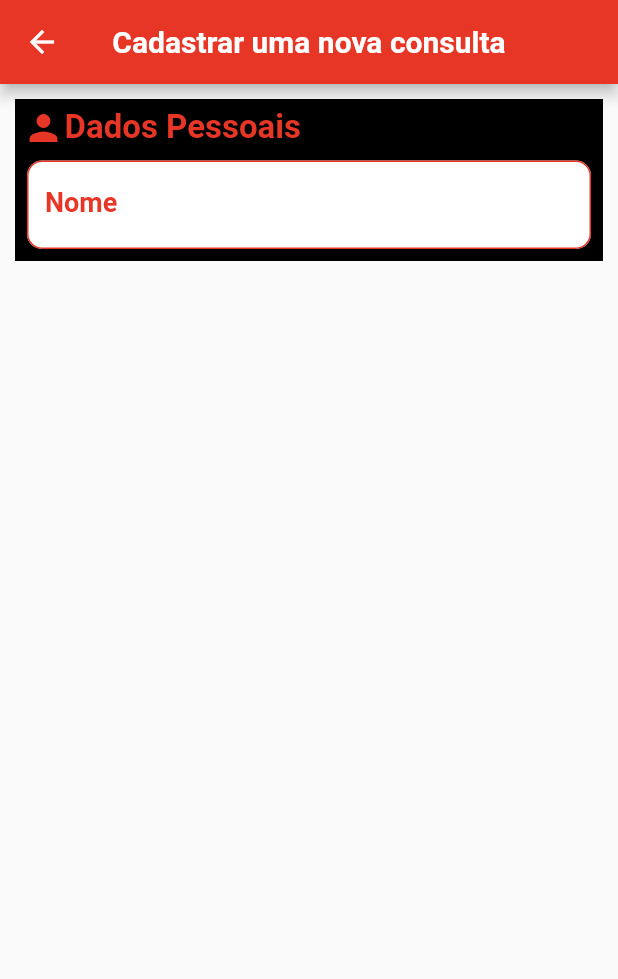
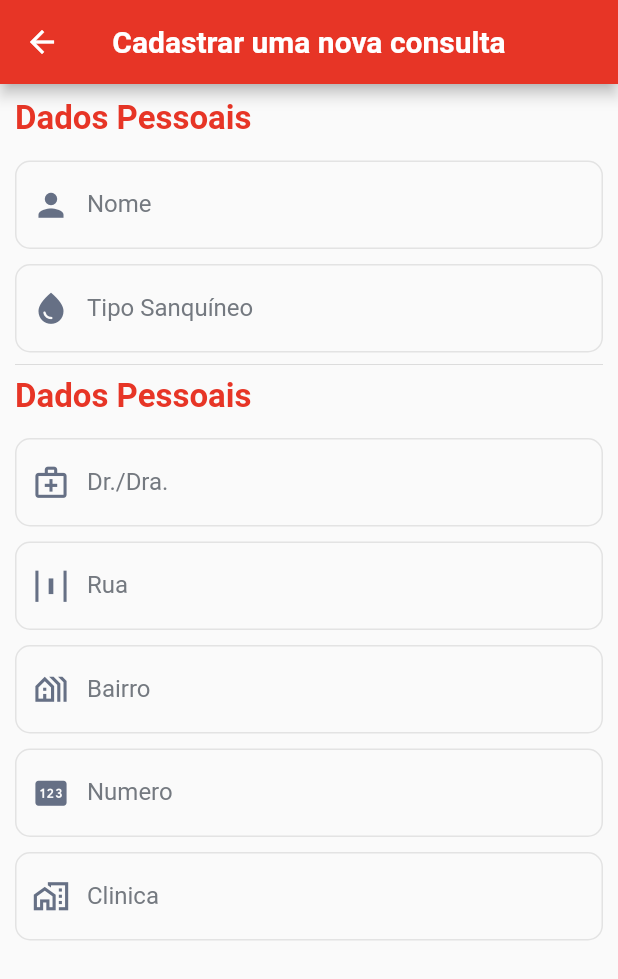
Before and after one commit to Zi0Li/MOBILE-Blood-Bank, a Flutter app: the screen it shows after launch, after a tap on "Doar", on a phone screen of 412 x 824 dp. Shown: the top 979 px of the screen. Run offline on Flutter 3.47's test engine with Material 2 defaults, Android fonts, the phone set to English and light mode, and no system bars; our stand-ins replace flutter_svg, sqflite; accounts and stored records are empty.

Commit message:
DonateForm part1

```diff
--- a/lib/pages/donate.dart
+++ /dev/null
@@ -1,88 +0,0 @@
-import 'package:flutter/material.dart';
-
-class DonatePage extends StatefulWidget {
-  const DonatePage({super.key});
-
-  @override
-  State<DonatePage> createState() => _DonatePageState();
-}
-
-class _DonatePageState extends State<DonatePage> {
-  TextEditingController controller = TextEditingController();
-
-  @override
-  Widget build(BuildContext context) {
-    return Scaffold(
-      appBar: AppBar(
-        backgroundColor: Color.fromRGBO(231, 53, 38, 1),
-        title: Text(
-          'Cadastrar uma nova consulta',
-          style: TextStyle(color: Colors.white, fontWeight: FontWeight.bold),
-        ),
-        centerTitle: true,
-      ),
-      body: Padding(
-        padding: const EdgeInsets.all(10),
-        child: Column(children: [_card()]),
-      ),
-    );
-  }
-
-  Widget _TextField() {
-    return Padding(
-      padding: const EdgeInsets.all(8.0),
-      child: TextField(
-        decoration: InputDecoration(
-          filled: true,
-          fillColor: Colors.white,
-          label: Text(
-            'Nome',
-            style: TextStyle(
-                color: Color.fromRGBO(231, 53, 38, 1),
-                fontWeight: FontWeight.bold,
-                fontSize: 18),
-          ),
-          enabledBorder: OutlineInputBorder(
-            borderSide:
-                BorderSide(width: 1, color: Color.fromRGBO(231, 53, 38, 1)),
-            borderRadius: BorderRadius.circular(10),
-          ),
-          focusedBorder: UnderlineInputBorder(
-            borderSide:
-                BorderSide(width: 1, color: Color.fromRGBO(231, 53, 38, 1)),
-            borderRadius: BorderRadius.circular(10),
-          ),
-        ),
-      ),
-    );
-  }
-
-  Widget _card() {
-    return Container(
-      decoration:
-          BoxDecoration(boxShadow: const [BoxShadow(color: Colors.black)]),
-      child: Column(children: [
-        Padding(
-          padding: const EdgeInsets.fromLTRB(5, 5, 5, 0),
-          child: Row(
-            children: const [
-              Icon(
-                Icons.person,
-                color: Color.fromRGBO(231, 53, 38, 1),
-                size: 28,
-              ),
-              Text(
-                'Dados Pessoais',
-                style: TextStyle(
-                    color: Color.fromRGBO(231, 53, 38, 1),
-                    fontSize: 22,
-                    fontWeight: FontWeight.bold),
-              ),
-            ],
-          ),
-        ),
-        _TextField()
-      ]),
-    );
-  }
-}
--- /dev/null
+++ b/lib/pages/donateForm.dart
@@ -0,0 +1,106 @@
+import 'package:flutter/material.dart';
+
+class DonateFormPage extends StatefulWidget {
+  const DonateFormPage({super.key});
+
+  @override
+  State<DonateFormPage> createState() => _DonateFormPageState();
+}
+
+class _DonateFormPageState extends State<DonateFormPage> {
+  final TextEditingController _userController = TextEditingController();
+  final TextEditingController _bloodController = TextEditingController();
+  final TextEditingController _doctorController = TextEditingController();
+  final TextEditingController _streetController = TextEditingController();
+  final TextEditingController _districtController = TextEditingController();
+  final TextEditingController _numberController = TextEditingController();
+  final TextEditingController _clinicController = TextEditingController();
+
+  @override
+  Widget build(BuildContext context) {
+    return Scaffold(
+      appBar: AppBar(
+        backgroundColor: Color.fromRGBO(231, 53, 38, 1),
+        title: Text(
+          'Cadastrar uma nova consulta',
+          style: TextStyle(color: Colors.white, fontWeight: FontWeight.bold),
+        ),
+        centerTitle: true,
+      ),
+      body: Padding(
+        padding: const EdgeInsets.all(10),
+        child: Column(
+          crossAxisAlignment: CrossAxisAlignment.start,
+          children: [
+            Text(
+              'Dados Pessoais',
+              style: TextStyle(
+                  color: Color.fromRGBO(231, 53, 38, 1),
+                  fontSize: 22,
+                  fontWeight: FontWeight.bold),
+            ),
+            SizedBox(height:15),
+            _textField('Nome', Icons.person, _userController),
+            SizedBox(height:10),
+            _textField('Tipo Sanquíneo', Icons.water_drop, _bloodController),
+            Divider(),
+            Text(
+              'Dados Pessoais',
+              style: TextStyle(
+                  color: Color.fromRGBO(231, 53, 38, 1),
+                  fontSize: 22,
+                  fontWeight: FontWeight.bold),
+            ),
+            SizedBox(height:15),
+            _textField('Dr./Dra.', Icons.medical_services_outlined, _doctorController),
+            SizedBox(height: 10,),
+            _textField('Rua', Icons.horizontal_distribute, _streetController),
+            SizedBox(height: 10,),
+            _textField('Bairro', Icons.holiday_village_outlined , _districtController),
+            SizedBox(height: 10,),
+            _textField('Numero', Icons.pin , _numberController, type: TextInputType.number),
+            SizedBox(height: 10,),
+            _textField('Clinica', Icons.home_work_outlined , _clinicController),
+          ],
+        ),
+      ),
+    );
+  }
+
+  Widget _textField(
+      String _label, IconData _icon, TextEditingController _controller,
+      {TextInputType? type, String suffix = '', bool obscureText = false}) {
+    return TextField(
+      controller: _controller,
+      keyboardType: type,
+      obscureText: obscureText,
+      decoration: InputDecoration(
+        labelText: _label,
+        labelStyle: TextStyle(color: Color.fromRGBO(116, 121, 128, 1)),
+        prefixIcon: Icon(
+          _icon,
+          color: Color.fromRGBO(102, 112, 133, 1),
+          size: 25,
+        ),
+        suffixIcon: Icon(
+          Icons.remove_red_eye_outlined,
+          color: suffix == ''
+              ? Colors.transparent
+              : Color.fromRGBO(102, 112, 133, 1),
+        ),
+        enabledBorder: OutlineInputBorder(
+          borderSide: BorderSide(color: Color.fromRGBO(227, 227, 227, 1)),
+          borderRadius: BorderRadius.all(
+            Radius.circular(10),
+          ),
+        ),
+        focusedBorder: OutlineInputBorder(
+          borderSide: BorderSide(color: Color.fromRGBO(227, 227, 227, 1)),
+          borderRadius: BorderRadius.all(
+            Radius.circular(10),
+          ),
+        ),
+      ),
+    );
+  }
+}
--- a/lib/pages/home.dart
+++ b/lib/pages/home.dart
@@ -1,5 +1,5 @@
 import 'package:blood_bank/controllers/donateController.dart';
-import 'package:blood_bank/pages/donate.dart';
+import 'package:blood_bank/pages/donateForm.dart';
 import 'package:blood_bank/pages/guide.dart';
 import 'package:blood_bank/pages/login.dart';
 import 'package:blood_bank/pages/news.dart';
@@ -19,7 +19,6 @@ class HomePage extends StatefulWidget {
 }
 
 class _HomePageState extends State<HomePage> {
-
   DonateController controller = DonateController();
   List<dynamic> donates = [];
 
@@ -36,7 +35,7 @@ class _HomePageState extends State<HomePage> {
     // controller.saveDonate(d);
     //controller.deleteAll();
     //controller.deleteDonate(1);
-    controller.getAllDonate().then((value){
+    controller.getAllDonate().then((value) {
       donates = value;
       print(donates);
       controller.deleteDonate(1);
@@ -48,8 +47,6 @@ class _HomePageState extends State<HomePage> {
     //   print(donates[1].id);
     // });
   }
-
-
 
   @override
   Widget build(BuildContext context) {
@@ -65,15 +62,17 @@ class _HomePageState extends State<HomePage> {
             children: [
               Row(
                 children: [
-                  Button('Histórico', 'icons/Notes.svg', LoginPage()),
+                  Flexible(
+                      child:
+                          Button('Histórico', 'icons/Notes.svg', LoginPage())),
                   SizedBox(
                     width: 25,
                   ),
-                  Button('Doar', 'icons/Syringe.svg', DonatePage()),
+                  Flexible(child: Button('Doar', 'icons/Syringe.svg', DonateFormPage())),
                   SizedBox(
                     width: 25,
                   ),
-                  Button('Guia', 'icons/Book.svg', GuidePage()),
+                  Flexible(child: Button('Guia', 'icons/Book.svg', GuidePage())),
                 ],
               ),
               SizedBox(
@@ -81,35 +80,26 @@ class _HomePageState extends State<HomePage> {
               ),
               Row(
                 children: [
-                  Button('Config.', 'icons/Setting.svg', LoginPage()),
+                  Flexible(child: Button('Config.', 'icons/Setting.svg', LoginPage())),
                   SizedBox(
                     width: 25,
                   ),
-                  Button(
-                      'Notícias', 'icons/Notification_Status.svg', NewsPage()),
+                  Flexible(
+                    child: Button(
+                        'Notícias', 'icons/Notification_Status.svg', NewsPage()),
+                  ),
                   SizedBox(
                     width: 25,
                   ),
-                  Button('Créditos', 'icons/2profile.svg', LoginPage()),
+                  Flexible(child: Button('Créditos', 'icons/2profile.svg', LoginPage())),
                 ],
               ),
               SizedBox(
-                height: 28,
+                height: 10,
               ),
-              Container(
-                width: 352,
-                decoration: ShapeDecoration(
-                  shape: RoundedRectangleBorder(
-                    side: BorderSide(
-                      width: 1,
-                      strokeAlign: BorderSide.strokeAlignCenter,
-                      color: Color(0xFFD0D0D0),
-                    ),
-                  ),
-                ),
-              ),
+              Divider(color: Color(0xFFD0D0D0)),
               SizedBox(
-                height: 25,
+                height: 10,
               ),
               MessageBallon('Pode doar sangue novamente em:',
                   '3 meses e 19 dias', Icons.dangerous),
@@ -118,25 +108,15 @@ class _HomePageState extends State<HomePage> {
               ),
               NextConsultation('21/04/2023', 'Rio Claro', '10',
                   'Vila Progresso', 'Dr. Alberto'),
-                  SizedBox(
-                height: 28,
+              SizedBox(
+                height: 10,
               ),
-              Container(
-                width: 352,
-                decoration: ShapeDecoration(
-                  shape: RoundedRectangleBorder(
-                    side: BorderSide(
-                      width: 1,
-                      strokeAlign: BorderSide.strokeAlignCenter,
-                      color: Color(0xFFD0D0D0),
-                    ),
-                  ),
-                ),
+              Divider(color: Color(0xFFD0D0D0)),
+              SizedBox(
+                height: 10,
               ),
-              SizedBox(
-                height: 25,
-              ),
-              NewsCard('21/21/21','TESTEEEEEEEEEEEEEEEEEEEEEEEEEEEEEEEEEEEEEEEEEEE')
+              NewsCard(
+                  '21/21/21', 'TESTEEEEEEEEEEEEEEEEEEEEEEEEEEEEEEEEEEEEEEEEEEE')
             ],
           ),
         ),
```
